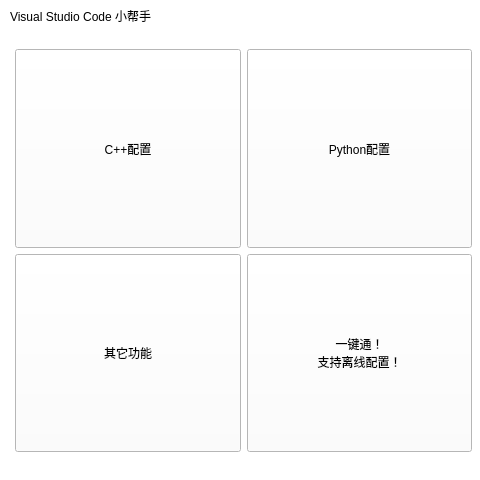
Before: the Qt Designer form VSCode_Helper/mainwindow.ui in Gu-jq/VSCode_Helper, drawn with Qt 5.
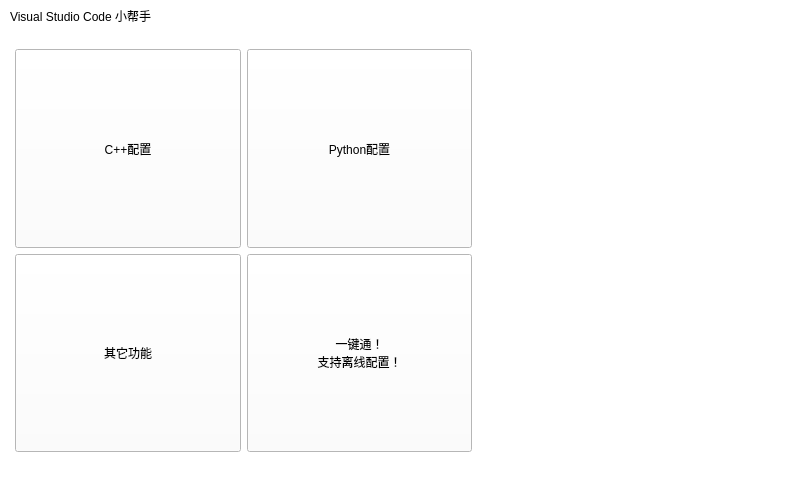
After: the same form once the commit is applied. Icons and pictures are not drawn.

Diff of the .ui file:
```diff
--- a/VSCode_Helper/mainwindow.ui
+++ b/VSCode_Helper/mainwindow.ui
@@ -6,7 +6,7 @@
    <rect>
     <x>0</x>
     <y>0</y>
-    <width>480</width>
+    <width>800</width>
     <height>480</height>
    </rect>
   </property>
@@ -25,7 +25,7 @@
      <rect>
       <x>0</x>
       <y>0</y>
-      <width>480</width>
+      <width>800</width>
       <height>463</height>
      </rect>
     </property>
```
Left out of the diff: 2 changed lines with no effect on the pictures.
